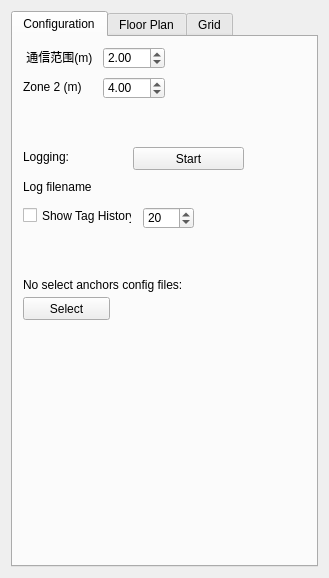
Above: autoNetSimulator/views/ViewSettingsWidget.ui from ZeroSean/NetSimulator before the change. Below: the same form after it.
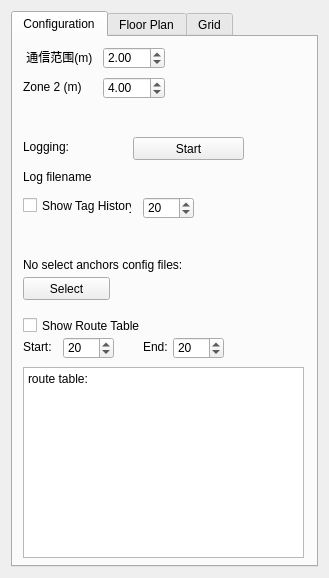
That is the form after the change. The open tabs and pages were chosen to show the change.

The edit to the form file:
```diff
--- a/autoNetSimulator/views/ViewSettingsWidget.ui
+++ b/autoNetSimulator/views/ViewSettingsWidget.ui
@@ -33,7 +33,7 @@
        <property name="geometry">
         <rect>
          <x>10</x>
-         <y>170</y>
+         <y>160</y>
          <width>109</width>
          <height>17</height>
         </rect>
@@ -104,7 +104,7 @@
        <property name="geometry">
         <rect>
          <x>130</x>
-         <y>170</y>
+         <y>160</y>
          <width>51</width>
          <height>22</height>
         </rect>
@@ -123,7 +123,7 @@
        <property name="geometry">
         <rect>
          <x>10</x>
-         <y>110</y>
+         <y>100</y>
          <width>91</width>
          <height>20</height>
         </rect>
@@ -136,7 +136,7 @@
        <property name="geometry">
         <rect>
          <x>120</x>
-         <y>110</y>
+         <y>100</y>
          <width>111</width>
          <height>23</height>
         </rect>
@@ -149,7 +149,7 @@
        <property name="geometry">
         <rect>
          <x>10</x>
-         <y>200</y>
+         <y>190</y>
          <width>51</width>
          <height>20</height>
         </rect>
@@ -162,7 +162,7 @@
        <property name="geometry">
         <rect>
          <x>10</x>
-         <y>140</y>
+         <y>130</y>
          <width>211</width>
          <height>20</height>
         </rect>
@@ -175,7 +175,7 @@
        <property name="geometry">
         <rect>
          <x>10</x>
-         <y>80</y>
+         <y>70</y>
          <width>51</width>
          <height>20</height>
         </rect>
@@ -188,7 +188,7 @@
        <property name="geometry">
         <rect>
          <x>10</x>
-         <y>240</y>
+         <y>220</y>
          <width>291</width>
          <height>16</height>
         </rect>
@@ -201,7 +201,7 @@
        <property name="geometry">
         <rect>
          <x>10</x>
-         <y>260</y>
+         <y>240</y>
          <width>87</width>
          <height>23</height>
         </rect>
@@ -222,6 +222,100 @@
         <string>Select</string>
        </property>
       </widget>
+      <widget class="QTextBrowser" name="textBrowser">
+       <property name="geometry">
+        <rect>
+         <x>10</x>
+         <y>330</y>
+         <width>281</width>
+         <height>191</height>
+        </rect>
+       </property>
+       <property name="html">
+        <string>&lt;!DOCTYPE HTML PUBLIC &quot;-//W3C//DTD HTML 4.0//EN&quot; &quot;http://www.w3.org/TR/REC-html40/strict.dtd&quot;&gt;
+&lt;html&gt;&lt;head&gt;&lt;meta name=&quot;qrichtext&quot; content=&quot;1&quot; /&gt;&lt;style type=&quot;text/css&quot;&gt;
+p, li { white-space: pre-wrap; }
+&lt;/style&gt;&lt;/head&gt;&lt;body style=&quot; font-family:'SimSun'; font-size:9pt; font-weight:400; font-style:normal;&quot;&gt;
+&lt;p style=&quot; margin-top:0px; margin-bottom:0px; margin-left:0px; margin-right:0px; -qt-block-indent:0; text-indent:0px;&quot;&gt;route table:&lt;/p&gt;&lt;/body&gt;&lt;/html&gt;</string>
+       </property>
+      </widget>
+      <widget class="QCheckBox" name="showTagHistory_2">
+       <property name="geometry">
+        <rect>
+         <x>10</x>
+         <y>280</y>
+         <width>121</width>
+         <height>17</height>
+        </rect>
+       </property>
+       <property name="text">
+        <string>Show Route Table</string>
+       </property>
+      </widget>
+      <widget class="QSpinBox" name="startAncAddr_sb">
+       <property name="geometry">
+        <rect>
+         <x>50</x>
+         <y>300</y>
+         <width>51</width>
+         <height>22</height>
+        </rect>
+       </property>
+       <property name="minimum">
+        <number>1</number>
+       </property>
+       <property name="maximum">
+        <number>128</number>
+       </property>
+       <property name="value">
+        <number>20</number>
+       </property>
+      </widget>
+      <widget class="QLabel" name="startAncLable">
+       <property name="geometry">
+        <rect>
+         <x>10</x>
+         <y>300</y>
+         <width>41</width>
+         <height>20</height>
+        </rect>
+       </property>
+       <property name="text">
+        <string>Start:</string>
+       </property>
+      </widget>
+      <widget class="QLabel" name="endAncLable">
+       <property name="geometry">
+        <rect>
+         <x>130</x>
+         <y>300</y>
+         <width>31</width>
+         <height>20</height>
+        </rect>
+       </property>
+       <property name="text">
+        <string>End:</string>
+       </property>
+      </widget>
+      <widget class="QSpinBox" name="endAncAddr_sb">
+       <property name="geometry">
+        <rect>
+         <x>160</x>
+         <y>300</y>
+         <width>51</width>
+         <height>22</height>
+        </rect>
+       </property>
+       <property name="minimum">
+        <number>1</number>
+       </property>
+       <property name="maximum">
+        <number>128</number>
+       </property>
+       <property name="value">
+        <number>20</number>
+       </property>
+      </widget>
      </widget>
      <widget class="QWidget" name="floorplan_tab">
       <attribute name="title">
```
Left out of the diff: 6 changed lines with no effect on the pictures.
